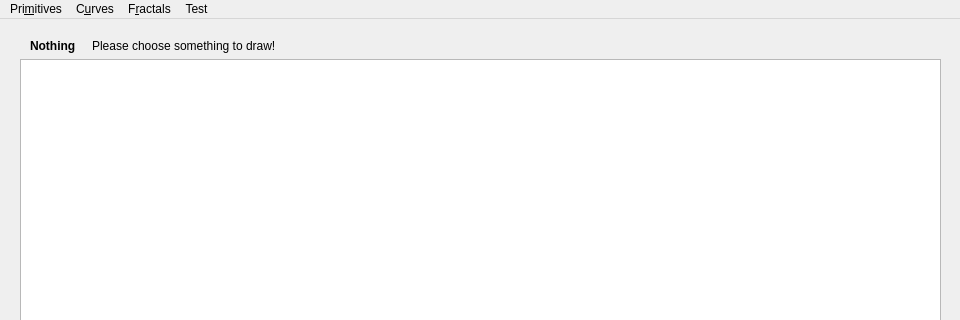
The window that mainwindow.ui (cuihaoleo/ComputerGraphics-BasicCG) describes before a commit, drawn with Qt 5; both pictures show x 0 to 960 and y 0 to 320 of the 960 by 720 pixel window.
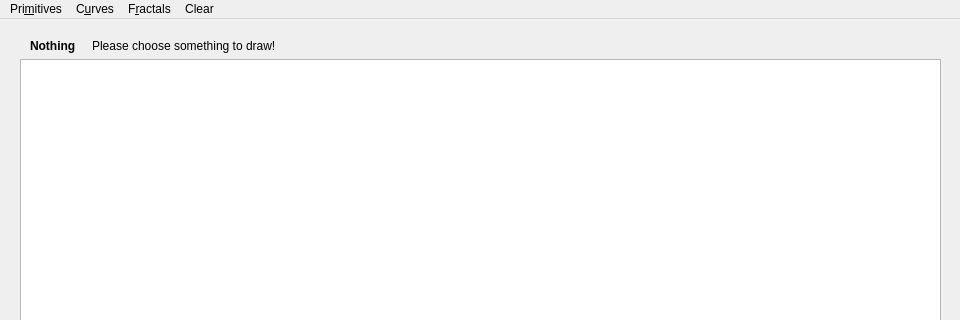
The same window after the commit.

What changed in the file:
```diff
--- a/mainwindow.ui
+++ b/mainwindow.ui
@@ -130,16 +130,16 @@
     <addaction name="actionJulia"/>
     <addaction name="actionFerns"/>
    </widget>
-   <widget class="QMenu" name="menuTest">
+   <widget class="QMenu" name="menuClear">
     <property name="title">
-     <string>Test</string>
+     <string>Clear</string>
     </property>
     <addaction name="actionWorld"/>
    </widget>
    <addaction name="menuPrimitives"/>
    <addaction name="menuSpline"/>
    <addaction name="menuFractal"/>
-   <addaction name="menuTest"/>
+   <addaction name="menuClear"/>
   </widget>
   <widget class="QStatusBar" name="statusBar"/>
   <action name="actionLine">
```
Left out of the diff: 6 changed lines with no effect on the pictures.
